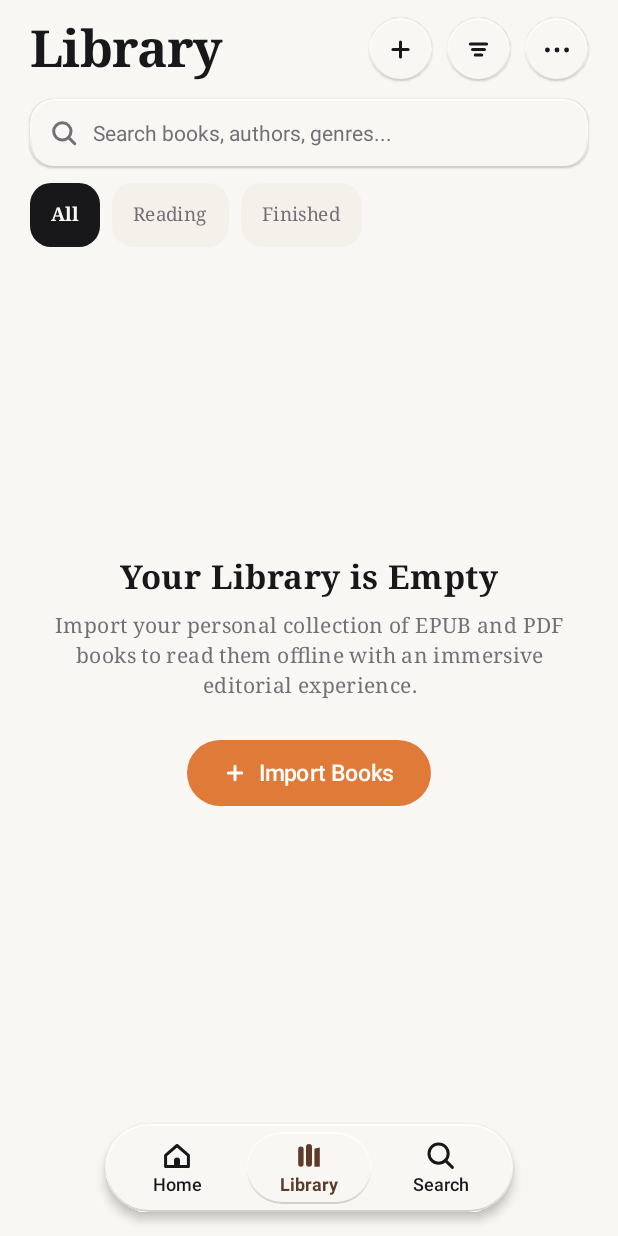
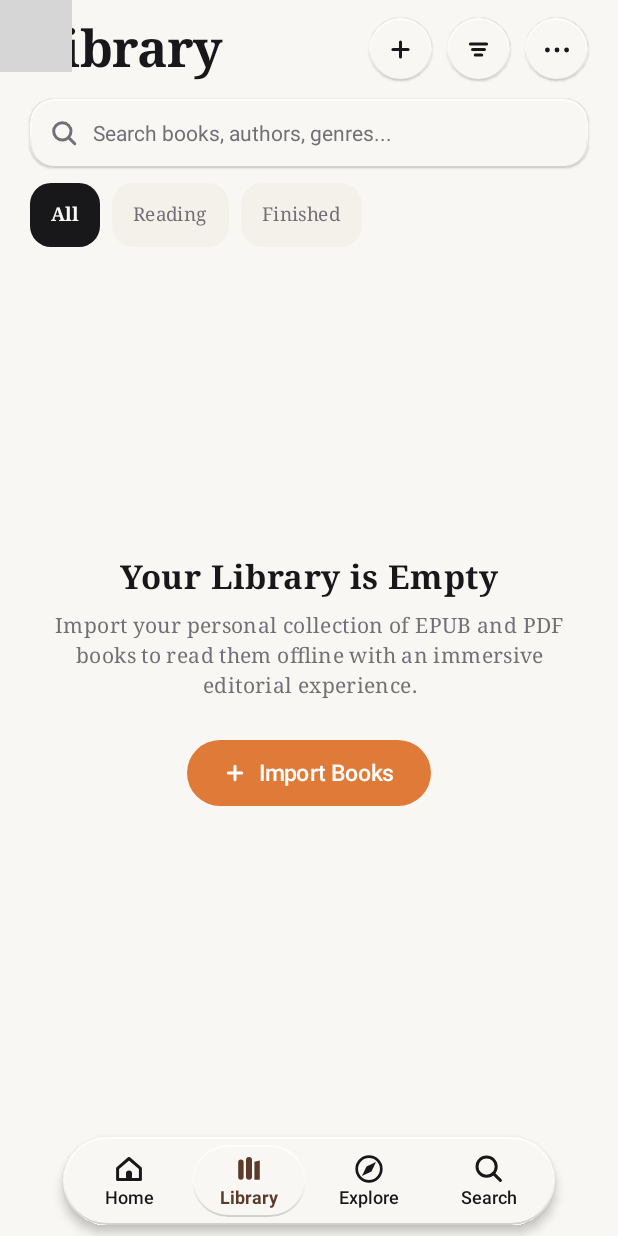
Before and after one commit to tejesh-zephaniah/Folio, an Android app built with Jetpack Compose: the screen it shows after launch (MainActivity), on a phone screen of 412 x 824 dp. Run offline under Robolectric (Android 15) with nearby library versions, the phone set to English and light mode, and no system bars; libraries missing offline, so code that uses them is left out: org.readium.adapter, org.readium.r2; 4 statements that could not run were skipped; grey boxes are pictures that could not be loaded.

Commit message:
final bug fixes, ui refinements

```diff
--- a/app/src/main/AndroidManifest.xml
+++ b/app/src/main/AndroidManifest.xml
@@ -1,6 +1,8 @@
 <?xml version="1.0" encoding="utf-8"?>
 <manifest xmlns:android="http://schemas.android.com/apk/res/android"
     xmlns:tools="http://schemas.android.com/tools">
+
+    <uses-permission android:name="android.permission.INTERNET" />
 
     <application
         android:allowBackup="true"
@@ -15,7 +17,6 @@
         <activity
             android:name=".MainActivity"
             android:exported="true"
-            android:label="@string/app_name"
             android:theme="@style/Theme.Folio"
             android:windowSoftInputMode="adjustResize">
             <intent-filter>
--- a/app/src/main/java/io/github/tejesh_zephaniah/folio/FolioApp.kt
+++ b/app/src/main/java/io/github/tejesh_zephaniah/folio/FolioApp.kt
@@ -1,6 +1,7 @@
 package io.github.tejesh_zephaniah.folio
 
 import androidx.compose.animation.AnimatedContent
+import androidx.compose.animation.core.Animatable
 import androidx.compose.animation.core.FastOutSlowInEasing
 import androidx.compose.animation.core.tween
 import androidx.compose.animation.fadeIn
@@ -12,17 +13,31 @@ import androidx.compose.foundation.layout.Box
 import androidx.compose.foundation.layout.fillMaxSize
 import androidx.compose.foundation.layout.navigationBarsPadding
 import androidx.compose.foundation.layout.padding
+import androidx.compose.foundation.layout.statusBarsPadding
 import androidx.compose.material3.MaterialTheme
 import androidx.compose.runtime.Composable
 import androidx.compose.runtime.CompositionLocalProvider
+import androidx.compose.runtime.DisposableEffect
+import androidx.compose.runtime.LaunchedEffect
 import androidx.compose.runtime.getValue
+import androidx.compose.runtime.key
+import androidx.compose.runtime.mutableIntStateOf
 import androidx.compose.runtime.mutableStateOf
 import androidx.compose.runtime.remember
+import androidx.compose.runtime.rememberCoroutineScope
 import androidx.compose.runtime.setValue
 import androidx.compose.ui.Alignment
 import androidx.compose.ui.Modifier
+import androidx.compose.ui.draw.clipToBounds
+import androidx.compose.ui.graphics.graphicsLayer
 import androidx.compose.ui.platform.LocalContext
+import androidx.compose.ui.platform.LocalDensity
+import androidx.compose.ui.platform.LocalLayoutDirection
+import androidx.compose.ui.layout.onSizeChanged
 import androidx.compose.ui.unit.dp
+import androidx.compose.ui.unit.LayoutDirection
+import androidx.lifecycle.DefaultLifecycleObserver
+import androidx.lifecycle.LifecycleOwner
 import io.github.tejesh_zephaniah.folio.bookshelf.BookActions
 import io.github.tejesh_zephaniah.folio.bookshelf.BookshelfScreen
 import io.github.tejesh_zephaniah.folio.bookshelf.rememberBookshelfState
@@ -34,11 +49,16 @@ import io.github.tejesh_zephaniah.folio.core.designsystem.effects.rememberGlassS
 import io.github.tejesh_zephaniah.folio.core.designsystem.theme.FolioTheme
 import io.github.tejesh_zephaniah.folio.core.designsystem.theme.browsingBackdrop
 import io.github.tejesh_zephaniah.folio.core.storage.AppThemeMode
+import io.github.tejesh_zephaniah.folio.core.storage.BookImporter
 import io.github.tejesh_zephaniah.folio.core.storage.PreferencesManager
 import io.github.tejesh_zephaniah.folio.data.model.Book
+import io.github.tejesh_zephaniah.folio.explore.ExploreMessage
+import io.github.tejesh_zephaniah.folio.explore.ExploreScreen
+import io.github.tejesh_zephaniah.folio.explore.ExploreSession
 import io.github.tejesh_zephaniah.folio.home.HomeScreen
 import io.github.tejesh_zephaniah.folio.reader.ReaderScreen
 import io.github.tejesh_zephaniah.folio.search.SearchScreen
+import kotlinx.coroutines.delay
 
 sealed interface FolioScreen {
     data class Browsing(val tab: FolioTab = FolioTab.Library) : FolioScreen
@@ -70,6 +90,25 @@ fun FolioApp(
     var currentScreen by remember { mutableStateOf<FolioScreen>(FolioScreen.Browsing(FolioTab.Library)) }
 
     val bookshelfState = rememberBookshelfState(context)
+    val exploreScope = rememberCoroutineScope()
+    val exploreSession = remember(context, exploreScope) { ExploreSession(context, exploreScope) }
+    val exploreNotice = exploreSession.notice
+    LaunchedEffect(exploreNotice) {
+        val notice = exploreNotice ?: return@LaunchedEffect
+        delay(3_800)
+        exploreSession.dismissNotice(notice)
+    }
+    DisposableEffect(exploreSession) {
+        val lifecycle = (context as? LifecycleOwner)?.lifecycle
+        val observer = object : DefaultLifecycleObserver {
+            override fun onStop(owner: LifecycleOwner) = exploreSession.flushSiteData()
+        }
+        lifecycle?.addObserver(observer)
+        onDispose {
+            lifecycle?.removeObserver(observer)
+            exploreSession.close()
+        }
+    }
 
     fun openBook(book: Book) {
         val latestBook = bookshelfState.uiState.books.firstOrNull { it.id == book.id } ?: book
@@ -79,15 +118,11 @@ fun FolioApp(
     }
 
     // Handle intent-based incoming books (Open With)
-    androidx.compose.runtime.LaunchedEffect(incomingUri) {
+    LaunchedEffect(incomingUri) {
         if (incomingUri != null) {
-            android.util.Log.d("FolioApp", "Processing incomingUri: $incomingUri")
-            val result = io.github.tejesh_zephaniah.folio.core.storage.BookImporter.importBook(context, incomingUri)
+            val result = BookImporter.importBook(context, incomingUri)
             onIncomingUriConsumed()
-            result.onSuccess { importedBook ->
-                android.util.Log.d("FolioApp", "Import success: ${importedBook.title}")
-                openBook(importedBook)
-            }.onFailure { err ->
+            result.onSuccess(::openBook).onFailure { err ->
                 android.util.Log.e("FolioApp", "Import failure: ${err.message}", err)
             }
         }
@@ -127,12 +162,14 @@ fun FolioApp(
                 when (screen) {
                     is FolioScreen.Browsing -> {
                         Box(modifier = Modifier.fillMaxSize()) {
+                            var navigationHeight by remember { mutableIntStateOf(0) }
                             val backdrop = rememberGlassSource()
                             val themeBackdrop = rememberGlassSource()
+                            val isExploring = currentTab == FolioTab.Explore
                             Box(
-                                Modifier
-                                    .fillMaxSize()
-                                    .captureGlassSource(backdrop)
+                                Modifier.fillMaxSize().then(
+                                    if (isExploring) Modifier else Modifier.captureGlassSource(backdrop)
+                                )
                             ) {
                                 Box(
                                     Modifier.matchParentSize()
@@ -140,6 +177,7 @@ fun FolioApp(
                                         .browsingBackdrop(appThemeMode, MaterialTheme.colorScheme.background)
                                 )
                                 CompositionLocalProvider(LocalSearchGlassSource provides themeBackdrop) {
+                                    SlidingTab(currentTab) {
                                         when (currentTab) {
                                             FolioTab.Home -> {
                                                 val continueReadingId = PreferencesManager.getLastOpenedBookId(context)
@@ -175,6 +213,16 @@ fun FolioApp(
                                                     onBookOptions = bookshelfState::onOpenBookDetails
                                                 )
                                             }
+
+                                            FolioTab.Explore -> {
+                                                val bottom = with(LocalDensity.current) { navigationHeight.toDp() }
+                                                ExploreScreen(
+                                                    session = exploreSession,
+                                                    onLeave = { currentTab = FolioTab.Library },
+                                                    modifier = Modifier.statusBarsPadding().padding(bottom = bottom)
+                                                )
+                                            }
+                                        }
                                     }
                                 }
                             }
@@ -183,13 +231,14 @@ fun FolioApp(
                             Box(
                                 modifier = Modifier
                                     .align(Alignment.BottomCenter)
+                                    .onSizeChanged { navigationHeight = it.height }
                                     .navigationBarsPadding()
-                                    .padding(bottom = 16.dp)
+                                    .padding(bottom = 7.dp)
                             ) {
                                 GlassPillBar(
                                     selectedTab = currentTab,
                                     onTabSelected = { currentTab = it },
-                                    backdrop = backdrop
+                                    backdrop = if (isExploring) themeBackdrop else backdrop
                                 )
                             }
                             BookActions(bookshelfState)
@@ -207,6 +256,34 @@ fun FolioApp(
                     }
                 }
             }
+            exploreNotice?.let {
+                ExploreMessage(
+                    notice = it,
+                    modifier = Modifier.align(Alignment.TopCenter).statusBarsPadding()
+                        .padding(horizontal = 20.dp, vertical = 10.dp)
+                )
             }
         }
     }
+}
+
+@Composable
+private fun SlidingTab(tab: FolioTab, content: @Composable () -> Unit) {
+    var previousTab by remember { mutableStateOf(tab) }
+    val slide = remember(tab) { Animatable(tab.ordinal.compareTo(previousTab.ordinal).toFloat()) }
+    val layoutSign = if (LocalLayoutDirection.current == LayoutDirection.Ltr) 1 else -1
+    LaunchedEffect(slide) {
+        previousTab = tab
+        if (slide.value != 0f) slide.animateTo(0f, tween(165, easing = FastOutSlowInEasing))
+    }
+    // Move a single display layer. A full-screen crossfade needs two rendered tabs at once.
+    Box(Modifier.fillMaxSize().clipToBounds()) {
+        Box(
+            Modifier.fillMaxSize().graphicsLayer {
+                translationX = 22.dp.toPx() * layoutSign * slide.value
+            }
+        ) {
+            key(tab) { content() }
+        }
+    }
+}
--- a/app/src/main/java/io/github/tejesh_zephaniah/folio/core/designsystem/components/FolioIcons.kt
+++ b/app/src/main/java/io/github/tejesh_zephaniah/folio/core/designsystem/components/FolioIcons.kt
@@ -81,6 +81,22 @@ fun FolioLibraryIcon(
             close()
         }
         drawPath(path = path, color = tint)
+    }
+}
+
+@Composable
+fun FolioExploreIcon(tint: Color, modifier: Modifier = Modifier) {
+    Canvas(modifier) {
+        val radius = size.minDimension * 0.41f
+        drawCircle(tint, radius, center, style = Stroke(1.8.dp.toPx()))
+        val needle = Path().apply {
+            moveTo(center.x + radius * 0.57f, center.y - radius * 0.57f)
+            lineTo(center.x + radius * 0.20f, center.y + radius * 0.20f)
+            lineTo(center.x - radius * 0.57f, center.y + radius * 0.57f)
+            lineTo(center.x - radius * 0.20f, center.y - radius * 0.20f)
+            close()
+        }
+        drawPath(needle, tint)
     }
 }
 
--- a/app/src/main/java/io/github/tejesh_zephaniah/folio/core/designsystem/components/GlassPillBar.kt
+++ b/app/src/main/java/io/github/tejesh_zephaniah/folio/core/designsystem/components/GlassPillBar.kt
@@ -48,9 +48,11 @@ import androidx.compose.ui.layout.LayoutCoordinates
 import androidx.compose.ui.layout.onGloballyPositioned
 import androidx.compose.ui.platform.LocalDensity
 import androidx.compose.ui.platform.LocalLayoutDirection
+import androidx.compose.ui.platform.LocalWindowInfo
 import androidx.compose.ui.semantics.Role
 import androidx.compose.ui.text.TextStyle
 import androidx.compose.ui.text.font.FontWeight
+import androidx.compose.ui.text.style.TextOverflow
 import androidx.compose.ui.unit.IntOffset
 import androidx.compose.ui.unit.LayoutDirection
 import androidx.compose.ui.unit.dp
@@ -67,6 +69,7 @@ import kotlinx.coroutines.launch
 enum class FolioTab(val label: String) {
     Home("Home"),
     Library("Library"),
+    Explore("Explore"),
     Search("Search")
 }
 
@@ -77,13 +80,16 @@ internal fun GlassPillBar(
     backdrop: GlassSource,
     modifier: Modifier = Modifier
 ) {
-    val tabWidth = 84.dp
     val tabHeight = 48.dp
     val spacing = 4.dp
     val inset = 6.dp
+    val tabs = FolioTab.entries
+    val density = LocalDensity.current
+    val windowWidth = with(density) { LocalWindowInfo.current.containerSize.width.toDp() }
+    val tabWidth = ((windowWidth - 24.dp - inset * 2 - spacing * tabs.lastIndex) / tabs.size)
+        .coerceIn(1.dp, 76.dp)
     val tabStep = tabWidth + spacing
     val firstCenter = inset + tabWidth / 2
-    val tabs = FolioTab.entries
 
     var held by remember { mutableStateOf(false) }
     var dragIndex by remember { mutableStateOf<Float?>(null) }
@@ -117,7 +123,6 @@ internal fun GlassPillBar(
     val dark = colors.background.luminance() < 0.45f
     val selectedInk = lerp(colors.primary, colors.onSurface, if (dark) 0.26f else 0.62f)
     val contrast = if (dark) Color.Black else Color.White
-    val density = LocalDensity.current
     val labelShadow = with(density) {
         Shadow(contrast.copy(alpha = 0.90f), Offset(0f, 0.35.dp.toPx()), 1.1.dp.toPx())
     }
@@ -133,7 +138,7 @@ internal fun GlassPillBar(
         modifier = modifier
             .onGloballyPositioned { barCoordinates = it }
             .selectableGroup()
-            .pointerInput(layoutDirection) {
+            .pointerInput(layoutDirection, tabStep) {
                 fun indexAt(x: Float): Float {
                     val distance = if (layoutDirection == LayoutDirection.Ltr) x else size.width - x
                     return (distance - firstCenter.toPx()) / tabStep.toPx()
@@ -276,6 +281,8 @@ internal fun GlassPillBar(
                     Text(
                         text = tab.label,
                         color = ink,
+                        maxLines = 1,
+                        overflow = TextOverflow.Ellipsis,
                         style = TextStyle(
                             fontSize = 12.sp,
                             fontWeight = if (highlighted) FontWeight.Bold else FontWeight.SemiBold,
@@ -293,6 +300,7 @@ private fun FolioTab.Icon(tint: Color, modifier: Modifier) {
     when (this) {
         FolioTab.Home -> FolioHomeIcon(tint, modifier)
         FolioTab.Library -> FolioLibraryIcon(tint, modifier)
+        FolioTab.Explore -> FolioExploreIcon(tint, modifier)
         FolioTab.Search -> FolioSearchIcon(tint, modifier)
     }
 }
--- a/app/src/main/java/io/github/tejesh_zephaniah/folio/core/designsystem/effects/GlassBackdrop.kt
+++ b/app/src/main/java/io/github/tejesh_zephaniah/folio/core/designsystem/effects/GlassBackdrop.kt
@@ -6,6 +6,7 @@ import android.graphics.RenderEffect
 import android.graphics.RuntimeShader
 import android.graphics.Shader
 import android.os.Build
+import android.util.LruCache
 import androidx.annotation.RequiresApi
 import androidx.compose.foundation.border
 import androidx.compose.foundation.layout.Box
@@ -51,6 +52,17 @@ internal fun rememberGlassSource(): GlassSource {
 }
 
 internal val LocalSearchGlassSource = staticCompositionLocalOf<GlassSource?> { null }
+
+private data class GlassEffectKey(
+    val size: IntSize,
+    val density: Float,
+    val blurRadius: Float,
+    val dark: Boolean,
+    val lens: Boolean,
+    val cornerRadius: Float
+)
+
+private val glassEffects = LruCache<GlassEffectKey, androidx.compose.ui.graphics.RenderEffect>(24)
 
 internal fun Modifier.captureGlassSource(source: GlassSource): Modifier {
     if (Build.VERSION.SDK_INT < 31) return this
@@ -112,15 +124,19 @@ internal fun GlassBackdrop(
         val downsample = 0.5f
         val cropSize = IntSize(ceil(size.width * downsample).toInt(), ceil(size.height * downsample).toInt())
         if (source != null && Build.VERSION.SDK_INT >= 31 && cropSize.width > 0 && cropSize.height > 0) {
-            val blurRadius = (if (isLens) 9f else 12f) * density * downsample
-            val effect = if (Build.VERSION.SDK_INT >= 33) {
-                val radius = if (cornerRadius == Dp.Unspecified) cropSize.height * 0.5f
-                    else cornerRadius.toPx() * downsample
-                glassOptics(cropSize, density * downsample, blurRadius, dark, isLens, radius)
-            } else {
-                contrastBlur(blurRadius, dark)
+            val sampleDensity = density * downsample
+            val blurRadius = (if (isLens) 9f else 12f) * sampleDensity
+            val radius = if (cornerRadius == Dp.Unspecified) cropSize.height * 0.5f
+                else cornerRadius.toPx() * downsample
+            val key = GlassEffectKey(cropSize, sampleDensity, blurRadius, dark, isLens, radius)
+            crop.renderEffect = glassEffects.get(key) ?: run {
+                val effect = if (Build.VERSION.SDK_INT >= 33) {
+                    glassOptics(cropSize, sampleDensity, blurRadius, dark, isLens, radius)
+                } else {
+                    contrastBlur(blurRadius, dark)
+                }
+                effect.asComposeRenderEffect().also { glassEffects.put(key, it) }
             }
-            crop.renderEffect = effect.asComposeRenderEffect()
             crop.clip = true
         }
         onDrawBehind {
--- a/app/src/main/java/io/github/tejesh_zephaniah/folio/core/storage/FolioDatabaseHelper.kt
+++ b/app/src/main/java/io/github/tejesh_zephaniah/folio/core/storage/FolioDatabaseHelper.kt
@@ -239,7 +239,9 @@ class FolioDatabaseHelper(context: Context) : SQLiteOpenHelper(context, DATABASE
             put(COL_BOOK_ADDED_AT, book.addedAt)
             put(COL_BOOK_LAST_READ_AT, book.lastReadAt)
         }
-        db.insertWithOnConflict(TABLE_BOOKS, null, values, SQLiteDatabase.CONFLICT_REPLACE)
+        check(db.insertWithOnConflict(TABLE_BOOKS, null, values, SQLiteDatabase.CONFLICT_REPLACE) != -1L) {
+            "Could not save the imported book"
+        }
     }
 
     fun getBookById(id: String): StoredBook? {
--- a/app/src/main/java/io/github/tejesh_zephaniah/folio/reader/components/PageSurfaceProvider.kt
+++ b/app/src/main/java/io/github/tejesh_zephaniah/folio/reader/components/PageSurfaceProvider.kt
@@ -4,6 +4,7 @@ import android.graphics.Bitmap
 import android.graphics.Canvas
 import android.graphics.Paint
 import android.graphics.Typeface
+import android.graphics.text.LineBreaker
 import android.text.Layout
 import android.text.Spannable
 import android.text.StaticLayout
@@ -152,7 +153,7 @@ class MockBookPageSurfaceProvider private constructor(
                 .setAlignment(Layout.Alignment.ALIGN_NORMAL)
                 .setLineSpacing(11.5f * density, 1f)
                 .setIncludePad(false)
-                .setBreakStrategy(Layout.BREAK_STRATEGY_HIGH_QUALITY)
+                .setBreakStrategy(LineBreaker.BREAK_STRATEGY_HIGH_QUALITY)
                 .build()
 
             val pages = mutableListOf<PageSlice>()
--- a/app/src/main/java/io/github/tejesh_zephaniah/folio/search/SearchScreen.kt
+++ b/app/src/main/java/io/github/tejesh_zephaniah/folio/search/SearchScreen.kt
@@ -124,7 +124,7 @@ fun SearchScreen(
                     ) {
                         if (searchQuery.isEmpty()) {
                             Text(
-                                text = "Search by title, author, or genre...",
+                                text = "Search your library…",
                                 color = FolioTheme.extendedColors.textSecondary,
                                 fontSize = 15.sp
                             )
```
Also changed, not shown: app/src/main/java/io/github/tejesh_zephaniah/folio/core/storage/BookImporter.kt (+22 -1 lines), app/src/main/res/values/colors.xml (deleted, +0 -10 lines), 1 other file. Lines whose indentation alone changed are shown as unchanged.
